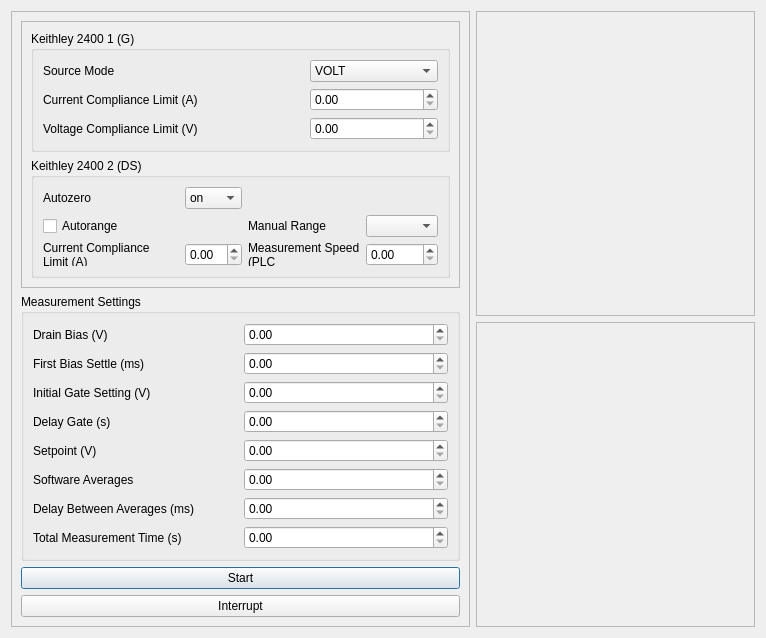
rajgiriUW/OECT_Control, file python_measurements/new_current_vs_time.ui: the form before one commit.
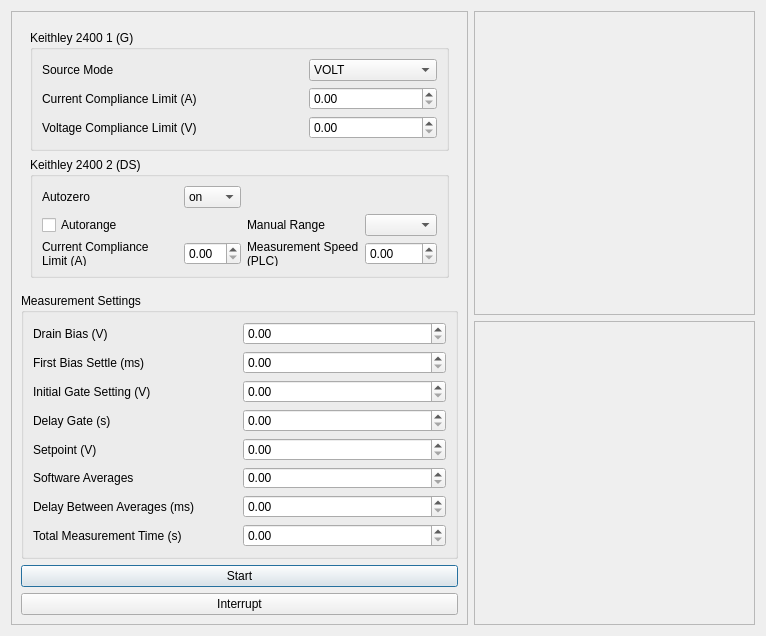
The form after the commit.

```diff
--- a/python_measurements/new_current_vs_time.ui
+++ b/python_measurements/new_current_vs_time.ui
@@ -46,12 +46,6 @@
      <layout class="QVBoxLayout" name="verticalLayout_2">
       <item>
        <widget class="QFrame" name="frame">
-        <property name="frameShape">
-         <enum>QFrame::StyledPanel</enum>
-        </property>
-        <property name="frameShadow">
-         <enum>QFrame::Raised</enum>
-        </property>
         <layout class="QVBoxLayout" name="verticalLayout">
          <item>
           <widget class="QGroupBox" name="groupBox">
@@ -131,7 +125,7 @@
             <item row="3" column="3" colspan="2">
              <widget class="QLabel" name="label_7">
               <property name="text">
-               <string>Measurement Speed (PLC</string>
+               <string>Measurement Speed (PLC)</string>
               </property>
               <property name="scaledContents">
                <bool>false</bool>
```
